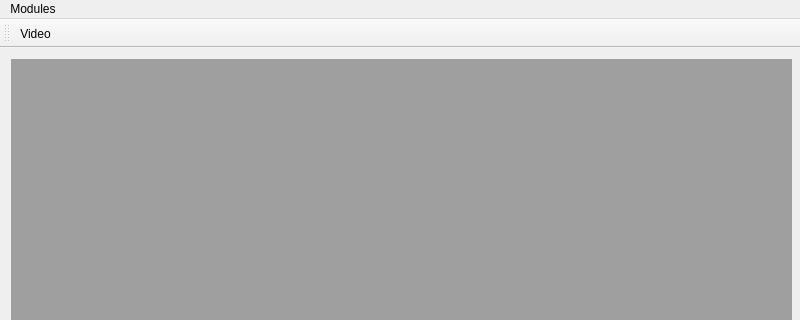
olanderm/ProgrammerToolset, file ProgrammerToolset/mymainwindow.ui: the form before one commit; both pictures show x 0 to 800 and y 0 to 320 of the 800 by 600 pixel window.
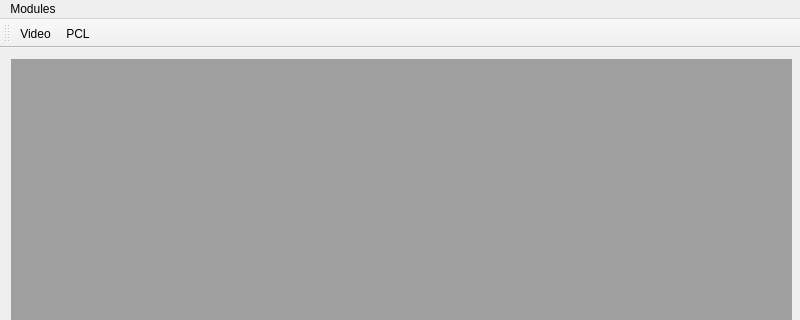
The form after the commit.

Diff of the .ui file:
```diff
--- a/ProgrammerToolset/mymainwindow.ui
+++ b/ProgrammerToolset/mymainwindow.ui
@@ -55,6 +55,7 @@
     <bool>false</bool>
    </attribute>
    <addaction name="actionVideo"/>
+   <addaction name="actionPCL"/>
   </widget>
   <action name="actionVideo">
    <property name="text">
@@ -66,6 +67,11 @@
     <string>Image</string>
    </property>
   </action>
+  <action name="actionPCL">
+   <property name="text">
+    <string>PCL</string>
+   </property>
+  </action>
  </widget>
  <resources/>
  <connections/>
```
Left out of the diff: 1 changed line with no effect on the pictures.
